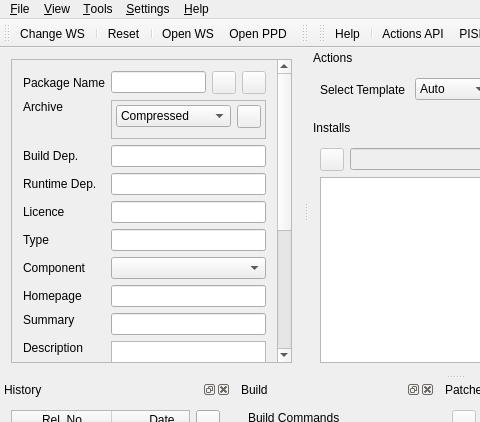
Old version of the form ui/mainwindow.ui in the repository huseyinkozan/PiSiDo; both pictures show x 0 to 480 and y 0 to 422 of the 909 by 664 pixel window.
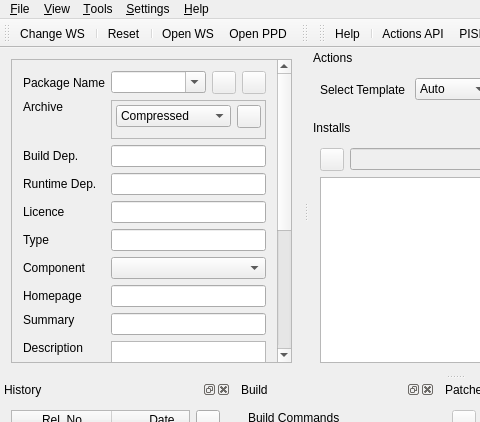
New version of the form. Icons and pictures are not drawn.

Commit message: Change package name line edit to combobox.

Diff of the .ui file:
```diff
--- a/ui/mainwindow.ui
+++ b/ui/mainwindow.ui
@@ -33,22 +33,28 @@
        <property name="geometry">
         <rect>
          <x>0</x>
-         <y>-276</y>
-         <width>277</width>
-         <height>569</height>
+         <y>0</y>
+         <width>279</width>
+         <height>590</height>
         </rect>
        </property>
        <layout class="QGridLayout" name="gridLayout">
         <item row="0" column="1">
          <layout class="QHBoxLayout" name="horizontalLayout_5">
           <item>
-           <widget class="QLineEdit" name="le_package_name">
+           <widget class="QComboBox" name="combo_package_name">
             <property name="toolTip">
              <string>Give directory name for import !</string>
             </property>
             <property name="statusTip">
              <string>Give directory name for import !</string>
             </property>
+            <property name="editable">
+             <bool>true</bool>
+            </property>
+            <property name="insertPolicy">
+             <enum>QComboBox::NoInsert</enum>
+            </property>
            </widget>
           </item>
           <item>
```
Left out of the diff: 4 changed lines with no effect on the pictures. The commit also changes 2 other files.
